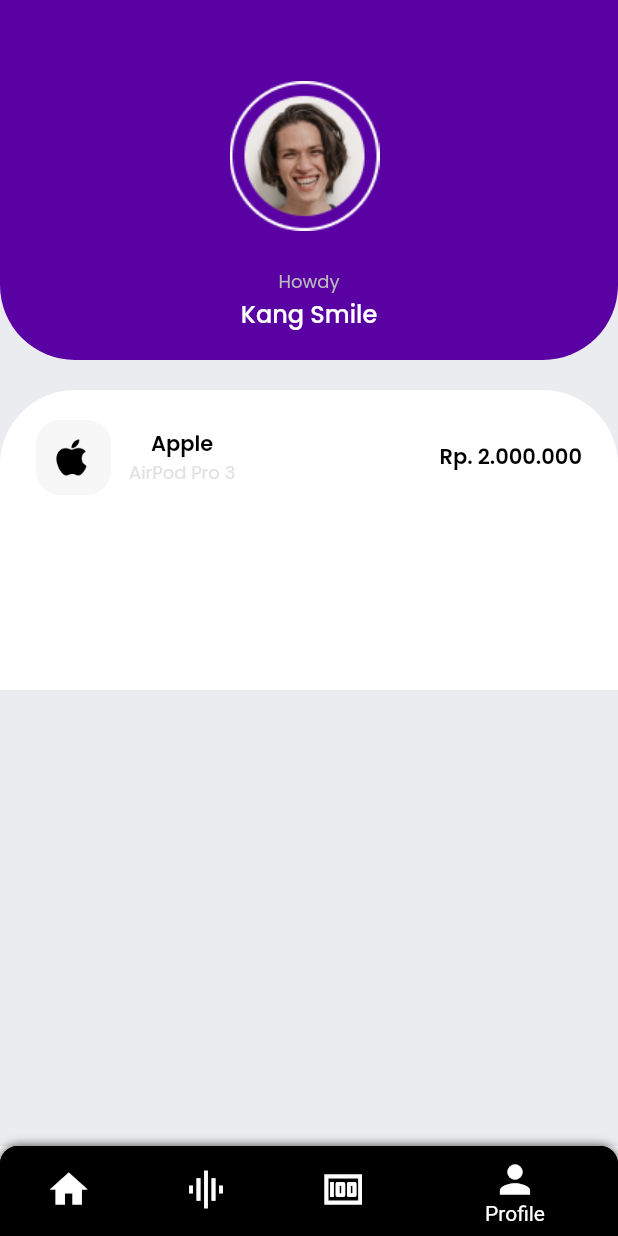
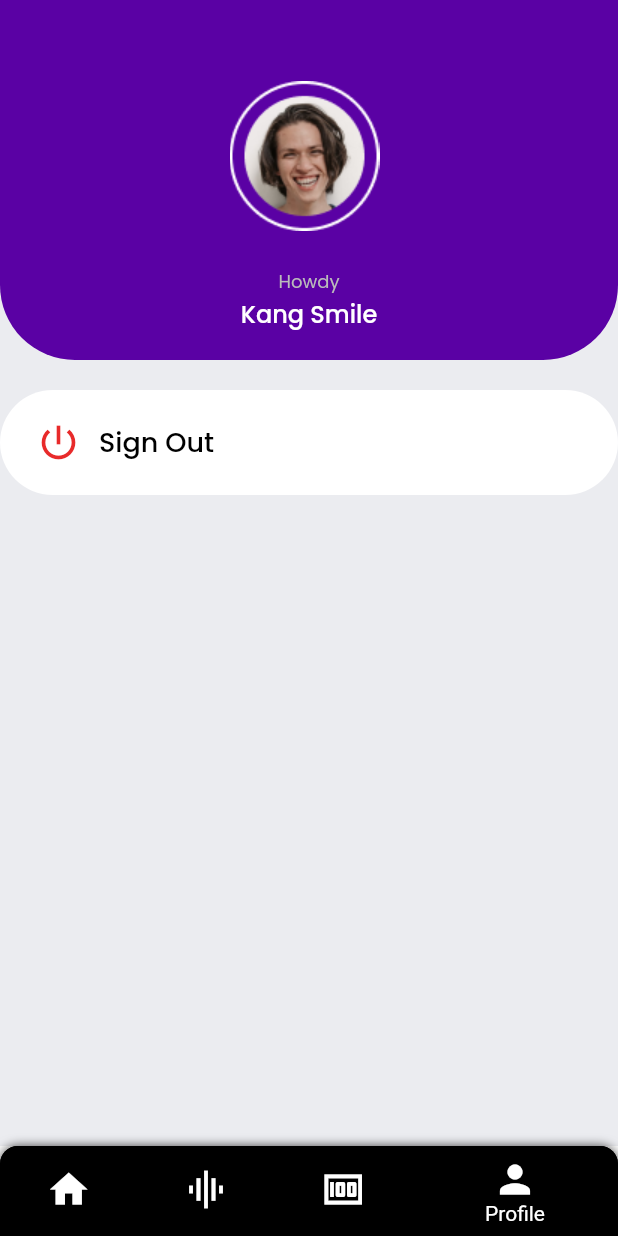
Before and after one commit to Fleonex/jupiter_clone, a Flutter app: the screen it shows after launch, item 4 of the bottom bar chosen, on a phone screen of 412 x 824 dp. Run offline on Flutter 3.47's test engine with Material 2 defaults, Android fonts, the phone set to English and light mode, and no system bars; our stand-ins replace cloud_firestore, csv, file_picker, firebase_auth, firebase_core, flutter_svg and 4 more; missing offline and left inert: dart:ffi, excel; accounts and stored records are empty.

Commit message:
Added profile

```diff
--- a/lib/main.dart
+++ b/lib/main.dart
@@ -6,6 +6,7 @@ import 'package:jupiter_clone/screens/Welcome/welcome_screen.dart';
 import 'package:jupiter_clone/style/constants.dart';
 import 'package:jupiter_clone/excelsheet.dart';
 import 'package:jupiter_clone/screens/Profile/profile.dart';
+
 
 void main() async {
   WidgetsFlutterBinding.ensureInitialized();
@@ -49,7 +50,7 @@ class MyApp extends StatelessWidget {
               borderSide: BorderSide.none,
             ),
           )),
-      home: const Home(),
+      home: Home(),
     );
   }
 }
--- a/lib/screens/Profile/profile.dart
+++ b/lib/screens/Profile/profile.dart
@@ -81,12 +81,14 @@ class _ProfilePageState extends State<ProfilePage> {
           ),
           Container(
             width: double.infinity,
-            height: 200,
+            height: 70,
             decoration: BoxDecoration(
               color: white,
               borderRadius: const BorderRadius.only(
                 topLeft: Radius.circular(50),
                 topRight: Radius.circular(50),
+                bottomLeft: Radius.circular(50),
+                bottomRight: Radius.circular(50),
               ),
             ),
             child: Padding(
@@ -97,10 +99,14 @@ class _ProfilePageState extends State<ProfilePage> {
               ),
               child: Column(
                 children: [
-                  Row(
+                  GestureDetector(
+                    onTap: () {
+
+                    },
+                    child: Row(
                       mainAxisAlignment: MainAxisAlignment.center,
                       children: [
-                      Image.asset('assets/icons/ic_apple.png', height: 50),
+                        Icon(Icons.power_settings_new, color: red, size: 30),
                         SizedBox(
                           width: 12,
                         ),
@@ -108,21 +114,18 @@ class _ProfilePageState extends State<ProfilePage> {
                           crossAxisAlignment: CrossAxisAlignment.center,
                           children: [
                             Text(
-                            'Apple',
-                            style: mainHeader,
+                              'Sign Out',
+                              style: GoogleFonts.poppins(
+                                fontSize: 18,
+                                fontWeight: FontWeight.w500,
+                                color: black,
                               ),
-                          Text(
-                            'AirPod Pro 3',
-                            style: paragraph,
                             ),
                           ],
                         ),
                         Spacer(),
-                      Text(
-                        'Rp. 2.000.000',
-                        style: mainHeader,
+                      ],
                     ),
-                    ],
                   ),
                   SizedBox(
                     height: 20,
--- a/lib/screens/ProfilePage/profile_page.dart
+++ /dev/null
@@ -1,25 +0,0 @@
-import 'package:flutter/material.dart';
-import 'package:google_fonts/google_fonts.dart';
-
-class ProfilePage extends StatefulWidget {
-  const ProfilePage({Key? key}) : super(key: key);
-
-  @override
-  _ProfilePageState createState() => _ProfilePageState();
-}
-
-class _ProfilePageState extends State<ProfilePage> {
-  // Define any state variables you need here
-
-  @override
-  Widget build(BuildContext context) {
-    return Scaffold(
-      appBar: AppBar(
-        title: Text('Profile'),
-      ),
-      body: Center(
-        child: Text('This is your profile page'),
-      ),
-    );
-  }
-}
```
Also changed, not shown: lib/screens/Dashboard/components/transactionlist.dart (+4 -4 lines), lib/screens/Dashboard/dashboard.dart (+2 -109 lines). Lines whose indentation alone changed are shown as unchanged.
